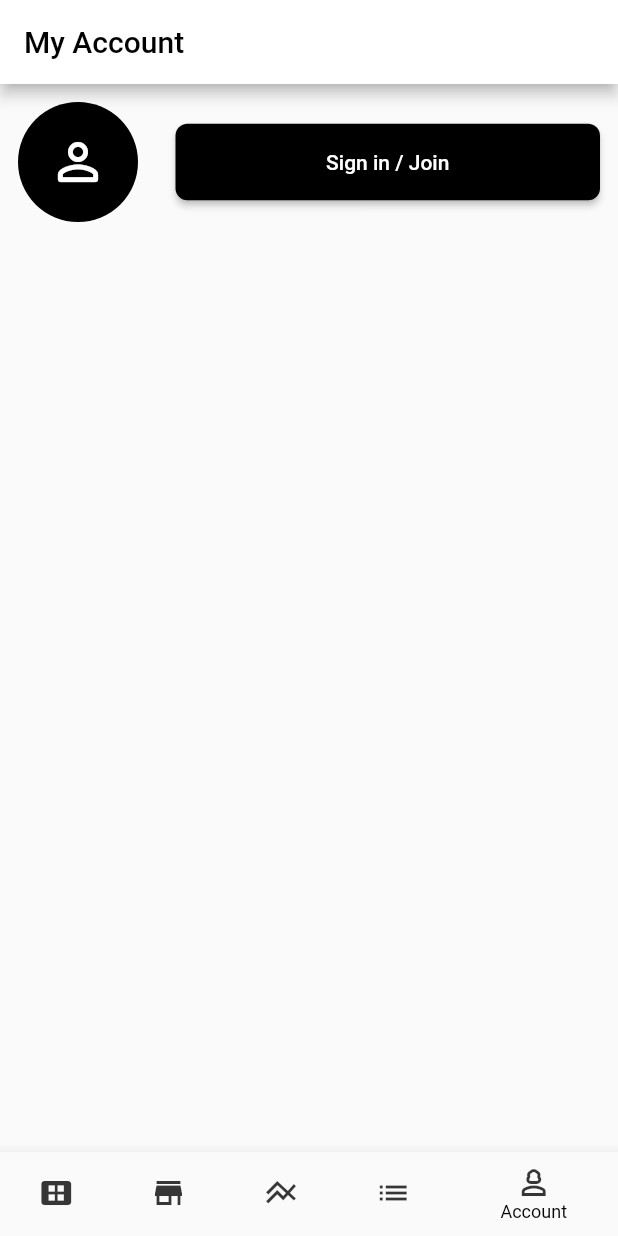
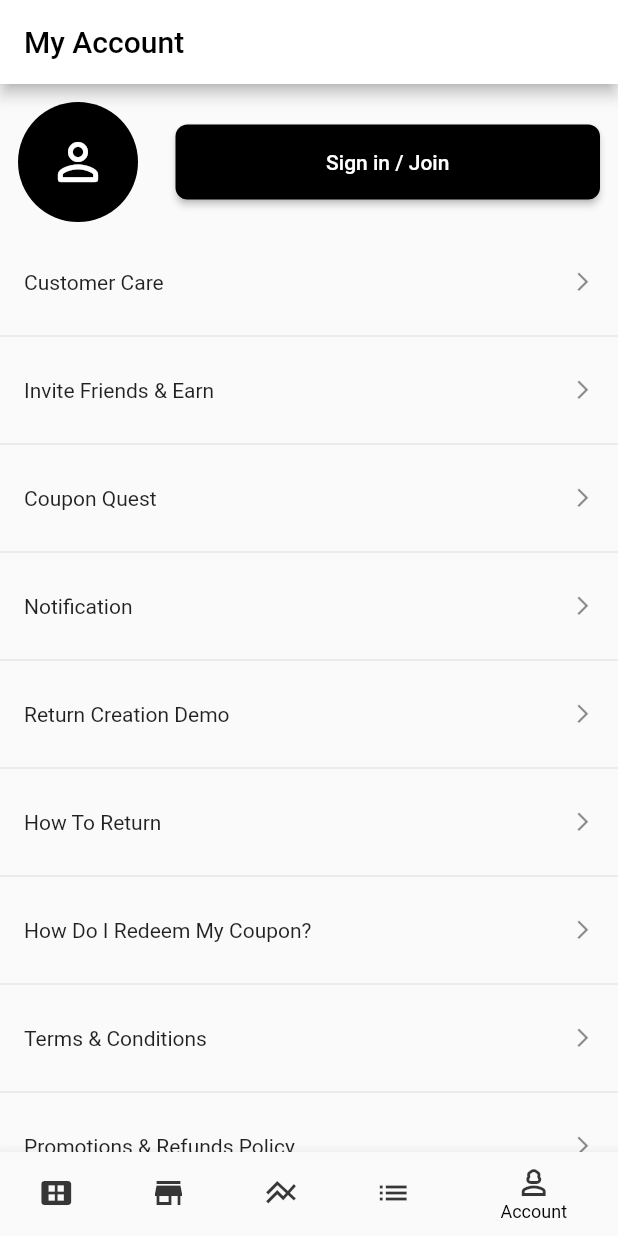
Before and after one commit to IrshadPeruvallur/Ajio_UI, a Flutter app: the screen it shows after launch, item 5 of the bottom bar chosen, on a phone screen of 412 x 824 dp. Run offline on Flutter 3.47's test engine with Material 2 defaults, Android fonts, the phone set to English and light mode, and no system bars; our stand-ins replace carousel_slider; network calls fail.

Commit message:
update account tab and add navigator

```diff
--- a/lib/main.dart
+++ b/lib/main.dart
@@ -1,4 +1,4 @@
-import 'package:ajio_app/screen/main-screen.dart';
+import 'package:ajio_app/screen/main_screen.dart';
 import 'package:flutter/material.dart';
 
 void main(List<String> args) {
--- a/lib/tabs/account.dart
+++ b/lib/tabs/account.dart
@@ -1,7 +1,39 @@
+import 'package:ajio_app/screen/empty_screen.dart';
+import 'package:ajio_app/screen/notification.dart';
+import 'package:ajio_app/tabs/explor.dart';
+import 'package:ajio_app/tabs/home.dart';
 import 'package:flutter/material.dart';
 
 class AccountTab extends StatelessWidget {
-  const AccountTab({Key? key}) : super(key: key);
+  AccountTab({Key? key}) : super(key: key);
+  final listText = [
+    'Customer Care',
+    'Invite Friends & Earn',
+    'Coupon Quest',
+    'Notification',
+    'Return Creation Demo',
+    'How To Return',
+    'How Do I Redeem My Coupon?',
+    'Terms & Conditions',
+    'Promotions & Refunds Policy',
+    'Fee & Payment',
+    'Who We Are',
+    'Join Our Team'
+  ];
+  final screens = [
+    EmptyScreen(title: 'Customer Care'),
+    EmptyScreen(title: 'Invite Friends & Earn'),
+    EmptyScreen(title: 'Coupon Quest'),
+    NotificationScreen(),
+    EmptyScreen(title: 'Return Creation Demo'),
+    EmptyScreen(title: 'How To Return'),
+    EmptyScreen(title: 'How Do I Redeem My Coupon?'),
+    EmptyScreen(title: 'Terms & Conditions'),
+    EmptyScreen(title: 'Promotions & Refunds Policy'),
+    EmptyScreen(title: 'Fee & Payment'),
+    EmptyScreen(title: 'Who We Are'),
+    EmptyScreen(title: 'Join Our Team'),
+  ];
 
   @override
   Widget build(BuildContext context) {
@@ -13,7 +45,8 @@
           style: TextStyle(color: Colors.black),
         ),
       ),
-      body: Column(
+      body: SingleChildScrollView(
+        child: Column(
           children: [
             Padding(
               padding: const EdgeInsets.all(12.0),
@@ -33,7 +66,7 @@
                   ),
                   Expanded(
                     child: SizedBox(
-                    height: 51, // Adjust the height as needed
+                      height: 50, // Adjust the height as needed
                       child: ElevatedButton(
                         style: ButtonStyle(
                           backgroundColor:
@@ -52,7 +85,30 @@
                 ],
               ),
             ),
+            ListView.separated(
+              shrinkWrap: true,
+              itemBuilder: (context, index) => ListTile(
+                onTap: () {
+                  Navigator.push(context, MaterialPageRoute(
+                    builder: (context) {
+                      return screens[index];
+                    },
+                  ));
+                },
+                trailing: Icon(Icons.arrow_forward_ios, size: 15),
+                title: Text(
+                  listText[index],
+                  style: TextStyle(fontSize: 14),
+                ),
+              ),
+              separatorBuilder: (context, index) => Divider(),
+              itemCount: listText.length,
+            ),
+            Center(
+              child: Text('Version 9.15.0'),
+            ),
           ],
+        ),
       ),
     );
   }
--- a/lib/tabs/category.dart
+++ b/lib/tabs/category.dart
@@ -84,7 +84,7 @@
                     ),
                   ),
                   shape: RoundedRectangleBorder(
-                    borderRadius: BorderRadius.circular(15),
+                    borderRadius: BorderRadius.circular(10),
                   ),
                   color: Color.fromARGB(255, 240, 235, 235),
                 );
--- a/lib/tabs/explor.dart
+++ b/lib/tabs/explor.dart
@@ -24,7 +24,7 @@
   @override
   Widget build(BuildContext context) {
     return Scaffold(
-      appBar: buildAppBar(),
+      appBar: buildAppBar(context),
       body: SingleChildScrollView(
         scrollDirection: Axis.vertical,
         child: Column(
--- a/lib/tabs/home.dart
+++ b/lib/tabs/home.dart
@@ -25,7 +25,7 @@
   @override
   Widget build(BuildContext context) {
     return Scaffold(
-      appBar: buildAppBar(),
+      appBar: buildAppBar(context),
       body: Column(
         children: [
           SingleChildScrollView(
--- a/lib/tabs/trend.dart
+++ b/lib/tabs/trend.dart
@@ -7,7 +7,7 @@
   @override
   Widget build(BuildContext context) {
     return Scaffold(
-      appBar: buildAppBar(),
+      appBar: buildAppBar(context),
     );
   }
 }
```
Also changed, not shown: lib/screen/empty_screen.dart (added, +19 -0 lines), lib/screen/notification.dart (added, +14 -0 lines), lib/widget/widget.dart (+18 -10 lines), lib/screen/main_screen.dart (renamed from lib/screen/main-screen.dart). Lines whose indentation alone changed are shown as unchanged.
